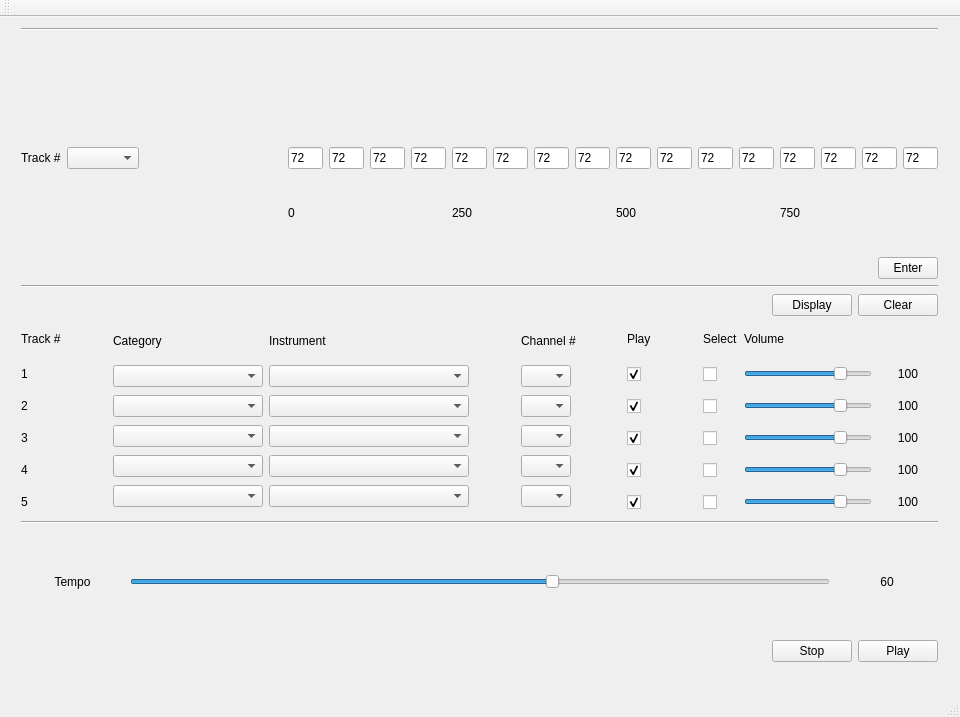
Qt form mainwindow.ui (taoduo/QtSongWriter) before a commit.
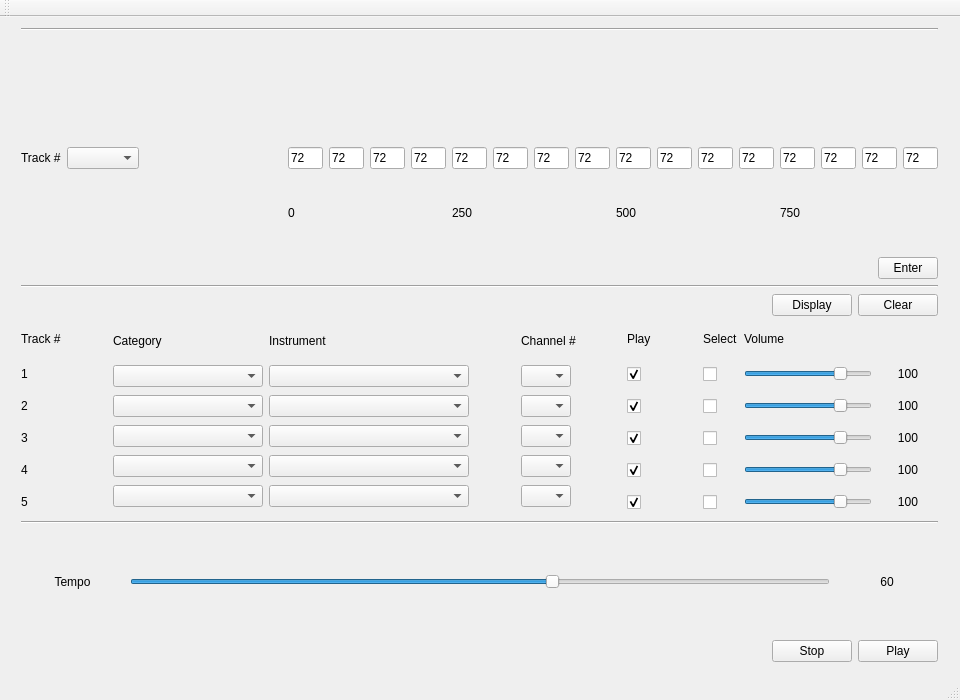
The same form after that commit.

Commit message: implemented the display window

```diff
--- a/mainwindow.ui
+++ b/mainwindow.ui
@@ -7,7 +7,7 @@
     <x>0</x>
     <y>0</y>
     <width>960</width>
-    <height>717</height>
+    <height>700</height>
    </rect>
   </property>
   <property name="minimumSize">
@@ -19,7 +19,7 @@
   <property name="maximumSize">
    <size>
     <width>960</width>
-    <height>717</height>
+    <height>700</height>
    </size>
   </property>
   <property name="windowTitle">
```
Left out of the diff: 6 changed lines with no effect on the pictures. The commit also changes 7 other files.
